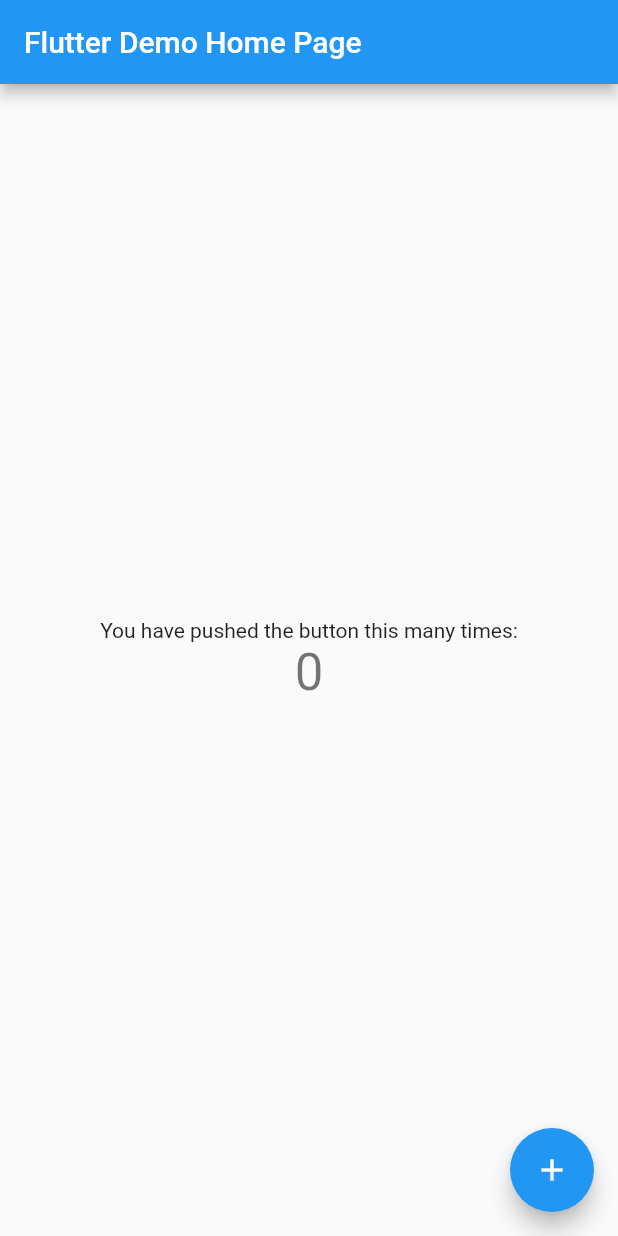
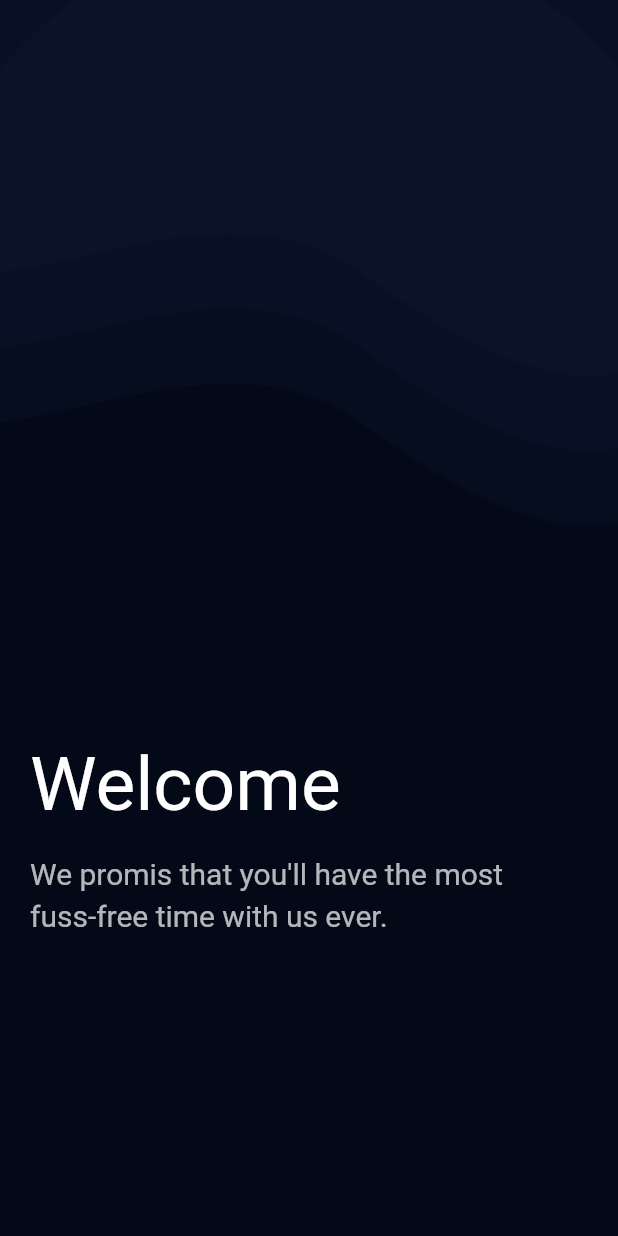
Before and after one commit to baliyan9887/Flutter-Splash-Screen, a Flutter app: the screen it shows after launch, on a phone screen of 412 x 824 dp. Run offline on Flutter 3.47's test engine with Material 2 defaults, Android fonts, the phone set to English and light mode, and no system bars; our stand-ins replace simple_animations.

Commit message:
added spalsh screen text

```diff
--- /dev/null
+++ b/lib/Animations/FadeAnimation.dart
@@ -0,0 +1,32 @@
+import 'package:flutter/material.dart';
+import 'package:simple_animations/simple_animations.dart';
+
+class FadeAnimation extends StatelessWidget {
+  final double delay;
+  final Widget child;
+
+  FadeAnimation(this.delay, this.child);
+
+  @override
+  Widget build(BuildContext context) {
+    final tween = MultiTrackTween([
+      Track("opacity")
+          .add(Duration(milliseconds: 500), Tween(begin: 0.0, end: 1.0)),
+      Track("translateY").add(
+          Duration(milliseconds: 500), Tween(begin: -130.0, end: 0.0),
+          curve: Curves.easeOut)
+    ]);
+
+    return ControlledAnimation(
+      delay: Duration(milliseconds: (500 * delay).round()),
+      duration: tween.duration,
+      tween: tween,
+      child: child,
+      builderWithChild: (context, child, animation) => Opacity(
+        opacity: animation["opacity"],
+        child: Transform.translate(
+            offset: Offset(0, animation["translateY"]), child: child),
+      ),
+    );
+  }
+}
--- a/lib/main.dart
+++ b/lib/main.dart
@@ -1,117 +1,109 @@
 import 'package:flutter/material.dart';
+import 'package:flutter_splash/Animations/FadeAnimation.dart';
 
-void main() {
-  runApp(MyApp());
+void main() => runApp(MaterialApp(home: HomePage()));
+
+class HomePage extends StatefulWidget {
+  @override
+  _HomePageState createState() => _HomePageState();
 }
 
-class MyApp extends StatelessWidget {
-  // This widget is the root of your application.
+class _HomePageState extends State<HomePage> {
+  // AnimationController _scaleController;
+  // AnimationController _scale2Controller;
+  // AnimationController _widthController;
+  // AnimationController _positionController;
+
+  // Animation<double> _scaleAnimation;
+  // Animation<double> _scale2Animation;
+  // Animation<double> _widthAnimation;
+  // Animation<double> _positionAnimation;
+
+  // bool hideIcon = false;
   @override
   Widget build(BuildContext context) {
-    return MaterialApp(
-      title: 'Flutter Demo',
-      theme: ThemeData(
-        // This is the theme of your application.
-        //
-        // Try running your application with "flutter run". You'll see the
-        // application has a blue toolbar. Then, without quitting the app, try
-        // changing the primarySwatch below to Colors.green and then invoke
-        // "hot reload" (press "r" in the console where you ran "flutter run",
-        // or simply save your changes to "hot reload" in a Flutter IDE).
-        // Notice that the counter didn't reset back to zero; the application
-        // is not restarted.
-        primarySwatch: Colors.blue,
-        // This makes the visual density adapt to the platform that you run
-        // the app on. For desktop platforms, the controls will be smaller and
-        // closer together (more dense) than on mobile platforms.
-        visualDensity: VisualDensity.adaptivePlatformDensity,
+    final double width = MediaQuery.of(context).size.width;
+
+    return Scaffold(
+      backgroundColor: Color.fromRGBO(3, 9, 23, 1),
+      body: Container(
+        width: double.infinity,
+        child: Stack(
+          children: <Widget>[
+            Positioned(
+              top: -50,
+              left: 0,
+              child: FadeAnimation(
+                  1,
+                  Container(
+                      width: width,
+                      height: 400,
+                      decoration: BoxDecoration(
+                          image: DecorationImage(
+                              image: AssetImage('assets/images/one.png'),
+                              fit: BoxFit.cover)))),
+            ),
+            Positioned(
+              top: -100,
+              left: 0,
+              child: FadeAnimation(
+                  1.3,
+                  Container(
+                      width: width,
+                      height: 400,
+                      decoration: BoxDecoration(
+                          image: DecorationImage(
+                              image: AssetImage('assets/images/one.png'),
+                              fit: BoxFit.cover)))),
+            ),
+            Positioned(
+              top: -150,
+              left: 0,
+              child: FadeAnimation(
+                  1.6,
+                  Container(
+                      width: width,
+                      height: 400,
+                      decoration: BoxDecoration(
+                          image: DecorationImage(
+                              image: AssetImage('assets/images/one.png'),
+                              fit: BoxFit.cover)))),
+            ),
+            Container(
+                padding: EdgeInsets.all(20.0),
+                child: Column(
+                  mainAxisAlignment: MainAxisAlignment.end,
+                  crossAxisAlignment: CrossAxisAlignment.start,
+                  children: <Widget>[
+                    FadeAnimation(
+                        1,
+                        Text(
+                          "Welcome",
+                          style: TextStyle(
+                            color: Colors.white,
+                            fontSize: 50,
+                          ),
+                        )),
+                    SizedBox(
+                      height: 15,
+                    ),
+                    FadeAnimation(
+                        1.3,
+                        Text(
+                          "We promis that you'll have the most \nfuss-free time with us ever.",
+                          style: TextStyle(
+                              color: Colors.white.withOpacity(.7),
+                              height: 1.4,
+                              fontSize: 20),
+                        )),
+                    SizedBox(
+                      height: 180,
+                    ),
+                  ],
+                ))
+          ],
+        ),
       ),
-      home: MyHomePage(title: 'Flutter Demo Home Page'),
     );
   }
 }
-
-class MyHomePage extends StatefulWidget {
-  MyHomePage({Key key, this.title}) : super(key: key);
-
-  // This widget is the home page of your application. It is stateful, meaning
-  // that it has a State object (defined below) that contains fields that affect
-  // how it looks.
-
-  // This class is the configuration for the state. It holds the values (in this
-  // case the title) provided by the parent (in this case the App widget) and
-  // used by the build method of the State. Fields in a Widget subclass are
-  // always marked "final".
-
-  final String title;
-
-  @override
-  _MyHomePageState createState() => _MyHomePageState();
-}
-
-class _MyHomePageState extends State<MyHomePage> {
-  int _counter = 0;
-
-  void _incrementCounter() {
-    setState(() {
-      // This call to setState tells the Flutter framework that something has
-      // changed in this State, which causes it to rerun the build method below
-      // so that the display can reflect the updated values. If we changed
-      // _counter without calling setState(), then the build method would not be
-      // called again, and so nothing would appear to happen.
-      _counter++;
-    });
-  }
-
-  @override
-  Widget build(BuildContext context) {
-    // This method is rerun every time setState is called, for instance as done
-    // by the _incrementCounter method above.
-    //
-    // The Flutter framework has been optimized to make rerunning build methods
-    // fast, so that you can just rebuild anything that needs updating rather
-    // than having to individually change instances of widgets.
-    return Scaffold(
-      appBar: AppBar(
-        // Here we take the value from the MyHomePage object that was created by
-        // the App.build method, and use it to set our appbar title.
-        title: Text(widget.title),
-      ),
-      body: Center(
-        // Center is a layout widget. It takes a single child and positions it
-        // in the middle of the parent.
-        child: Column(
-          // Column is also a layout widget. It takes a list of children and
-          // arranges them vertically. By default, it sizes itself to fit its
-          // children horizontally, and tries to be as tall as its parent.
-          //
-          // Invoke "debug painting" (press "p" in the console, choose the
-          // "Toggle Debug Paint" action from the Flutter Inspector in Android
-          // Studio, or the "Toggle Debug Paint" command in Visual Studio Code)
-          // to see the wireframe for each widget.
-          //
-          // Column has various properties to control how it sizes itself and
-          // how it positions its children. Here we use mainAxisAlignment to
-          // center the children vertically; the main axis here is the vertical
-          // axis because Columns are vertical (the cross axis would be
-          // horizontal).
-          mainAxisAlignment: MainAxisAlignment.center,
-          children: <Widget>[
-            Text(
-              'You have pushed the button this many times:',
-            ),
-            Text(
-              '$_counter',
-              style: Theme.of(context).textTheme.headline4,
-            ),
-          ],
-        ),
-      ),
-      floatingActionButton: FloatingActionButton(
-        onPressed: _incrementCounter,
-        tooltip: 'Increment',
-        child: Icon(Icons.add),
-      ), // This trailing comma makes auto-formatting nicer for build methods.
-    );
-  }
-}
```
Also changed, not shown: pubspec.yaml (+4 -4 lines), assets/images/one.png (added), pubspec.lock.
